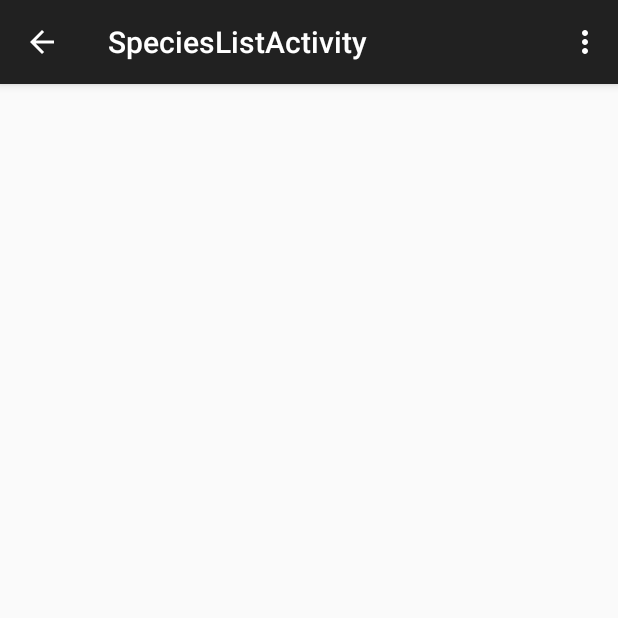
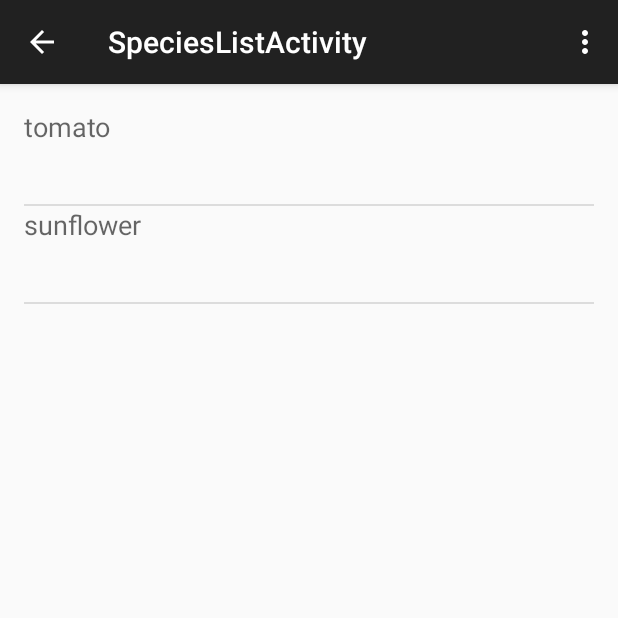
Before and after one commit to mra48/garden_app, an Android app: the screen it shows after launch (SpeciesListActivity), after a tap on "VIEW SPECIES LIST", on a phone screen of 412 x 824 dp, the top half of it. Run offline under Robolectric (Android 15) with nearby library versions, the phone set to English and light mode, and no system bars.

Commit message:
fixed a problem with a hard coded string in MainActivity.java

```diff
--- a/GardenApp/app/src/main/java/com/cs1530_group1/gardenapp/MainActivity.java
+++ b/GardenApp/app/src/main/java/com/cs1530_group1/gardenapp/MainActivity.java
@@ -27,7 +27,7 @@ public class MainActivity extends ActionBarActivity {
 
         //todo replace this with a call to storage to get the saved garden/create a new one
         //start fake data
-        String gardenString = "2:tomato:half:23:44:1234:sunflower:full:34:54:1245:1:2:3:sunflower";
+        String gardenString = "2-tomato-a tomato species-Annual-01/23/1993 23:25:12-03/03/1993 21:22:13-high-25-33-sunflower-a sunny flower-Perennial-02/21/1986 22:42:12-04/12/1980 23:45:12-low-32-12-1-23-43-tomato";
         //end fake data
         //todo this shouldn't happen in the main thread
         Garden garden = Garden.stringToGarden(gardenString);
```
